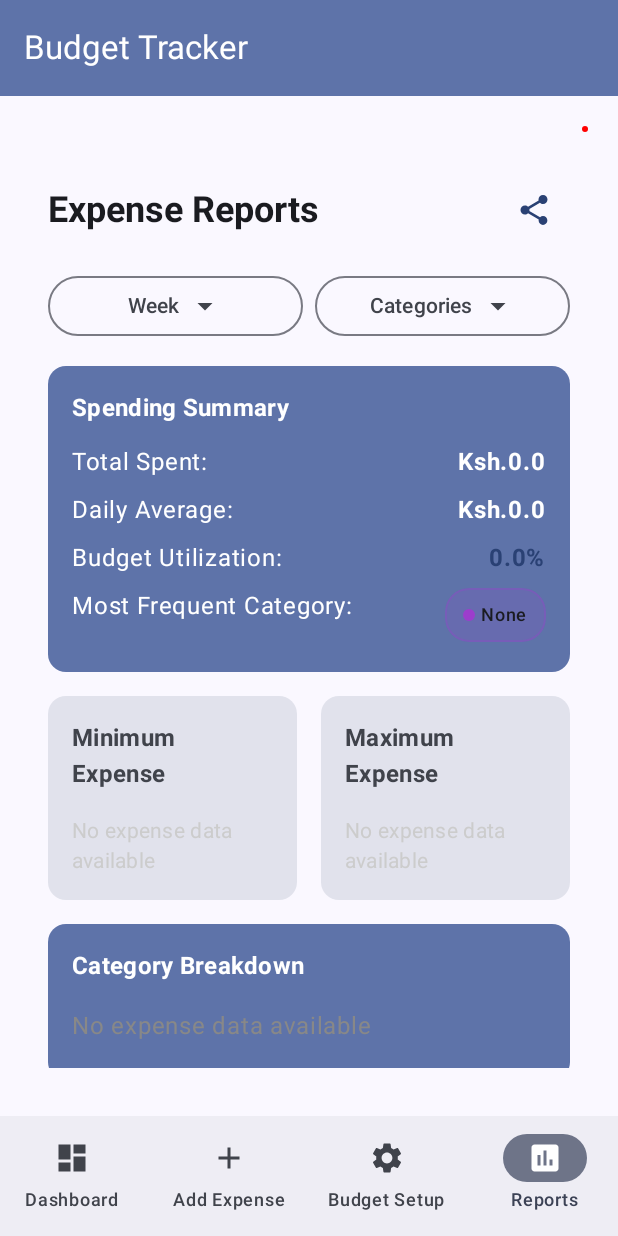
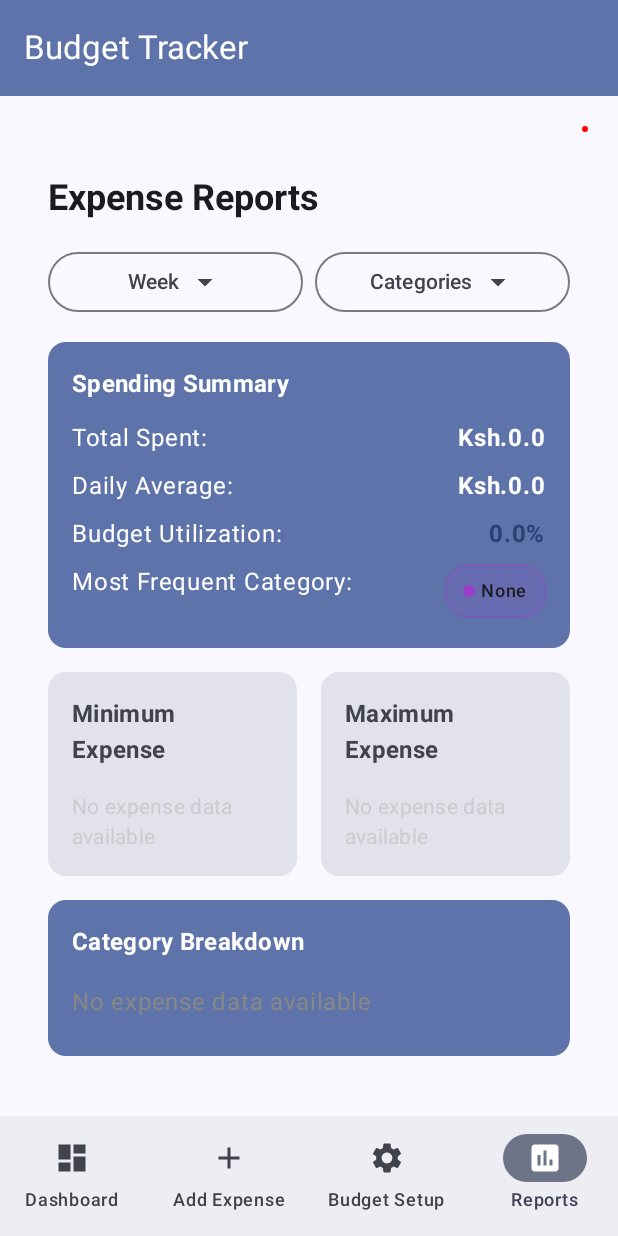
Before and after one commit to mausieliud/Budget_App, an Android app built with Jetpack Compose: the screen it shows after launch (MainActivity), item 4 of the bottom bar chosen, on a phone screen of 412 x 824 dp. Run offline under Robolectric (Android 15) with nearby library versions, the phone set to English and light mode, and no system bars.

Commit message:
Update ReportScreen

```diff
--- a/app/src/main/java/com/example/logic3/Interface/ReportScreen.kt
+++ b/app/src/main/java/com/example/logic3/Interface/ReportScreen.kt
@@ -146,17 +146,6 @@ fun ReportsScreen(
                 style = MaterialTheme.typography.headlineSmall,
                 fontWeight = FontWeight.Bold
             )
-
-            IconButton(onClick = {
-                val reportText = generateFullReport(filteredExpenses, budgetTracker)
-                onExportReport(reportText, true)
-            }) {
-                Icon(
-                    Icons.Default.Share,
-                    contentDescription = "Export Report",
-                    tint = MaterialTheme.colorScheme.primary
-                )
-            }
         }
 
         // Filter Controls
```
